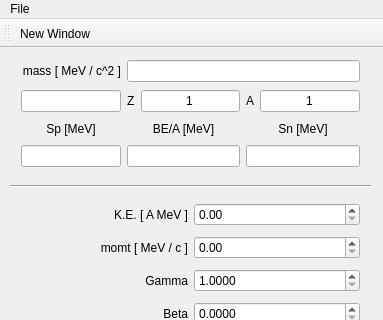
goluckyryan/programmings, file Qt/RelativisticKinematics/mainwindow.ui: the form before one commit; both pictures show x 0 to 383 and y 0 to 320 of the 383 by 615 pixel window.
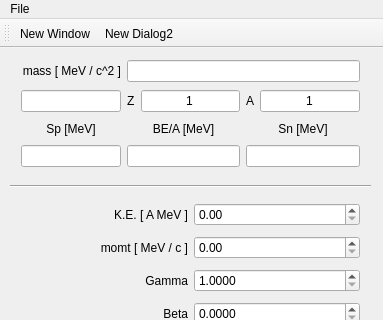
The form after the commit.

Commit message: add dialog2, testing combo

Patch:
```diff
--- a/Qt/RelativisticKinematics/mainwindow.ui
+++ b/Qt/RelativisticKinematics/mainwindow.ui
@@ -502,6 +502,7 @@
     <bool>false</bool>
    </attribute>
    <addaction name="actionNew_Windows"/>
+   <addaction name="actionNew_Dialog2"/>
   </widget>
   <widget class="QStatusBar" name="statusBar"/>
   <action name="actionNew_Windows">
@@ -509,6 +510,11 @@
     <string>New Window</string>
    </property>
   </action>
+  <action name="actionNew_Dialog2">
+   <property name="text">
+    <string>New Dialog2</string>
+   </property>
+  </action>
  </widget>
  <layoutdefault spacing="6" margin="11"/>
  <tabstops>
```
The commit also changes 6 other files.
